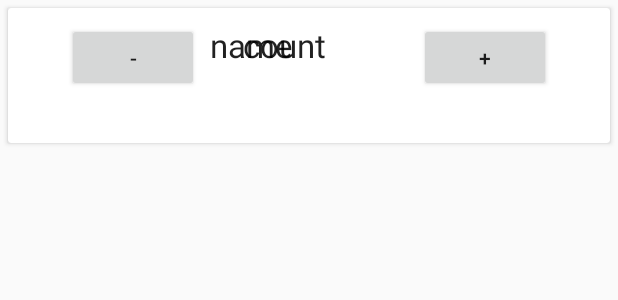
After one commit to Items0/BrickList, an Android app: the layout set_item_layout.xml on its own in the app's theme, with its tools: preview values and no code run, on a phone screen of 412 x 824 dp. The commit adds this screen. Shown: the top 300 px of the screen. Run offline under Robolectric (Android 15) with nearby library versions, the phone set to English and light mode, and no system bars.

Commit message:
Row style in set view

```diff
--- a/app/build.gradle
+++ b/app/build.gradle
@@ -32,4 +32,5 @@ dependencies {
     androidTestImplementation 'com.android.support.test.espresso:espresso-core:3.0.2'
     implementation 'com.android.support:recyclerview-v7:27.1.1'
     implementation 'com.android.support:cardview-v7:27.1.1'
+    implementation 'com.android.support:design:27.1.1'
 }
--- a/app/src/main/java/com/example/patryk/bricklist_project/RecyclerViewAdapter.kt
+++ b/app/src/main/java/com/example/patryk/bricklist_project/RecyclerViewAdapter.kt
@@ -9,7 +9,7 @@ import android.widget.TextView
 
 class RecyclerViewAdapter(val items : ArrayList<String>) : RecyclerView.Adapter<RecyclerViewAdapter.ViewHolder>() {
     override fun onCreateViewHolder(parent: ViewGroup, viewType: Int): ViewHolder {
-        val v = LayoutInflater.from(parent?.context).inflate(R.layout.item_layout, parent, false)
+        val v = LayoutInflater.from(parent?.context).inflate(R.layout.main_item_layout, parent, false)
         return ViewHolder(v);
     }
 
--- a/app/src/main/res/layout/activity_set.xml
+++ b/app/src/main/res/layout/activity_set.xml
@@ -4,6 +4,27 @@
     xmlns:tools="http://schemas.android.com/tools"
     android:layout_width="match_parent"
     android:layout_height="match_parent"
-    tools:context=".SetActivity">
+    tools:context=".SetActivity"
+    tools:layout_editor_absoluteY="81dp">
 
+    <TextView
+        android:id="@+id/setName"
+        android:layout_width="113dp"
+        android:layout_height="33dp"
+        android:layout_marginTop="8dp"
+        android:text="TextView"
+        android:textSize="24sp"
+        app:layout_constraintTop_toTopOf="parent"
+        tools:layout_editor_absoluteX="136dp" />
+
+    <android.support.v7.widget.RecyclerView
+        android:id="@+id/myRecyclerView"
+        android:layout_width="368dp"
+        android:layout_height="356dp"
+        android:layout_marginEnd="8dp"
+        android:layout_marginStart="8dp"
+        android:layout_marginTop="16dp"
+        app:layout_constraintEnd_toEndOf="parent"
+        app:layout_constraintStart_toStartOf="parent"
+        app:layout_constraintTop_toBottomOf="@+id/setName" />
 </android.support.constraint.ConstraintLayout>
--- /dev/null
+++ b/app/src/main/res/layout/set_item_layout.xml
@@ -0,0 +1,72 @@
+<?xml version="1.0" encoding="utf-8"?>
+<LinearLayout xmlns:android="http://schemas.android.com/apk/res/android"
+    xmlns:app="http://schemas.android.com/apk/res-auto"
+    xmlns:tools="http://schemas.android.com/tools"
+    android:orientation="vertical" android:layout_width="match_parent"
+    android:layout_height="wrap_content">
+
+    <android.support.v7.widget.CardView
+        android:layout_margin="5dp"
+        android:layout_width="match_parent"
+        android:layout_height="match_parent" >
+
+        <android.support.constraint.ConstraintLayout
+            android:layout_width="match_parent"
+            android:layout_height="wrap_content"
+            android:padding="10dp">
+
+            <ImageView
+                android:id="@+id/imageView"
+                android:layout_width="86dp"
+                android:layout_height="70dp"
+                app:layout_constraintEnd_toStartOf="@+id/name"
+                app:layout_constraintHorizontal_bias="0.5"
+                app:layout_constraintStart_toStartOf="parent"
+                tools:layout_editor_absoluteY="0dp" />
+
+            <TextView
+                android:id="@+id/name"
+                android:layout_width="237dp"
+                android:layout_height="35dp"
+                android:text="name"
+                android:textAppearance="@style/Base.TextAppearance.AppCompat.Large"
+                app:layout_constraintEnd_toEndOf="parent"
+                app:layout_constraintHorizontal_bias="0.5"
+                app:layout_constraintStart_toEndOf="@+id/imageView"
+                tools:layout_editor_absoluteY="16dp" />
+
+            <TextView
+                android:id="@+id/countView"
+                android:layout_width="88dp"
+                android:layout_height="46dp"
+                android:text="count"
+                android:textAppearance="@style/Base.TextAppearance.AppCompat.Large"
+                app:layout_constraintEnd_toStartOf="@+id/plusButton"
+                app:layout_constraintHorizontal_bias="0.5"
+                app:layout_constraintStart_toEndOf="@+id/minusButton"
+                tools:layout_editor_absoluteY="93dp" />
+
+            <Button
+                android:id="@+id/plusButton"
+                android:layout_width="88dp"
+                android:layout_height="46dp"
+                android:text="+"
+                app:layout_constraintEnd_toEndOf="parent"
+                app:layout_constraintHorizontal_bias="0.5"
+                app:layout_constraintStart_toEndOf="@+id/countView"
+                tools:layout_editor_absoluteY="94dp" />
+
+            <Button
+                android:id="@+id/minusButton"
+                android:layout_width="88dp"
+                android:layout_height="46dp"
+                android:text="-"
+                app:layout_constraintEnd_toStartOf="@+id/countView"
+                app:layout_constraintHorizontal_bias="0.5"
+                app:layout_constraintStart_toStartOf="parent"
+                tools:layout_editor_absoluteY="94dp" />
+
+        </android.support.constraint.ConstraintLayout>
+    </android.support.v7.widget.CardView>
+
+</LinearLayout>
```
Also changed, not shown: app/src/main/res/layout/main_item_layout.xml (renamed from app/src/main/res/layout/item_layout.xml).
